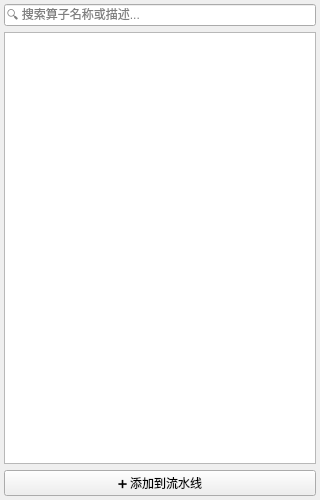
Shdjy/VisionStudioOpenCV, file src/ui/OperatorTreeWidget.ui: the form before one commit.
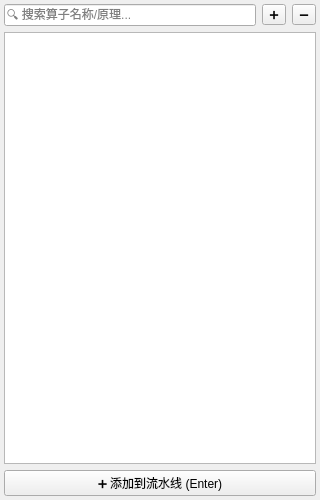
The form after the commit.

Commit message: feat: add dual-view comparison layouts (side-by-side & top-bottom), instant operator principle preview on tree click, operator expand/collapse, full parameter controls for all ops, and high-visibility dock toggle actions

Diff of the .ui file:
```diff
--- a/src/ui/OperatorTreeWidget.ui
+++ b/src/ui/OperatorTreeWidget.ui
@@ -27,9 +27,11 @@
     <number>4</number>
    </property>
    <item>
+    <layout class="QHBoxLayout" name="searchLayout">
+     <item>
     <widget class="QLineEdit" name="editSearch">
      <property name="placeholderText">
-      <string>🔍 搜索算子名称或描述...</string>
+        <string>🔍 搜索算子名称/原理...</string>
      </property>
      <property name="clearButtonEnabled">
       <bool>true</bool>
@@ -37,6 +39,28 @@
     </widget>
    </item>
    <item>
+      <widget class="QToolButton" name="btnExpandAll">
+       <property name="toolTip">
+        <string>一键全部展开</string>
+       </property>
+       <property name="text">
+        <string>➕</string>
+       </property>
+      </widget>
+     </item>
+     <item>
+      <widget class="QToolButton" name="btnCollapseAll">
+       <property name="toolTip">
+        <string>一键全部折叠</string>
+       </property>
+       <property name="text">
+        <string>➖</string>
+       </property>
+      </widget>
+     </item>
+    </layout>
+   </item>
+   <item>
     <widget class="QTreeWidget" name="treeOperators">
      <property name="headerHidden">
       <bool>true</bool>
@@ -56,7 +80,7 @@
      <item>
       <widget class="QPushButton" name="btnAddOperator">
        <property name="text">
-        <string>➕ 添加到流水线</string>
+        <string>➕ 添加到流水线 (Enter)</string>
        </property>
       </widget>
      </item>
```
Lines whose indentation alone changed are shown as unchanged. The commit also changes 12 other files.
